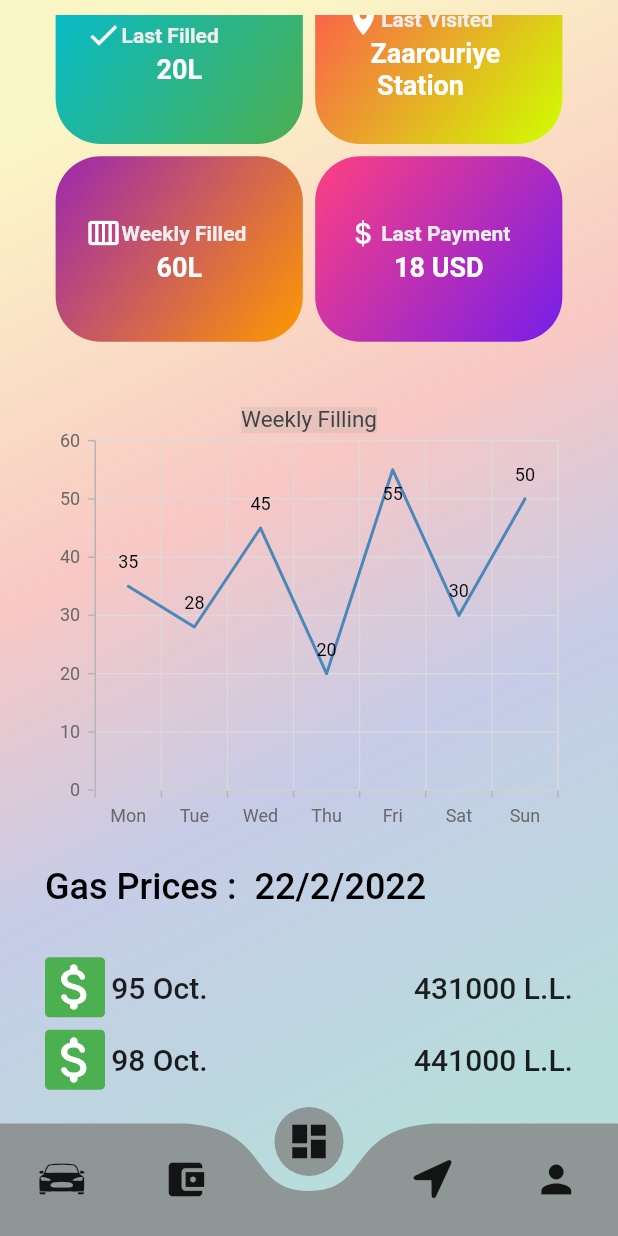
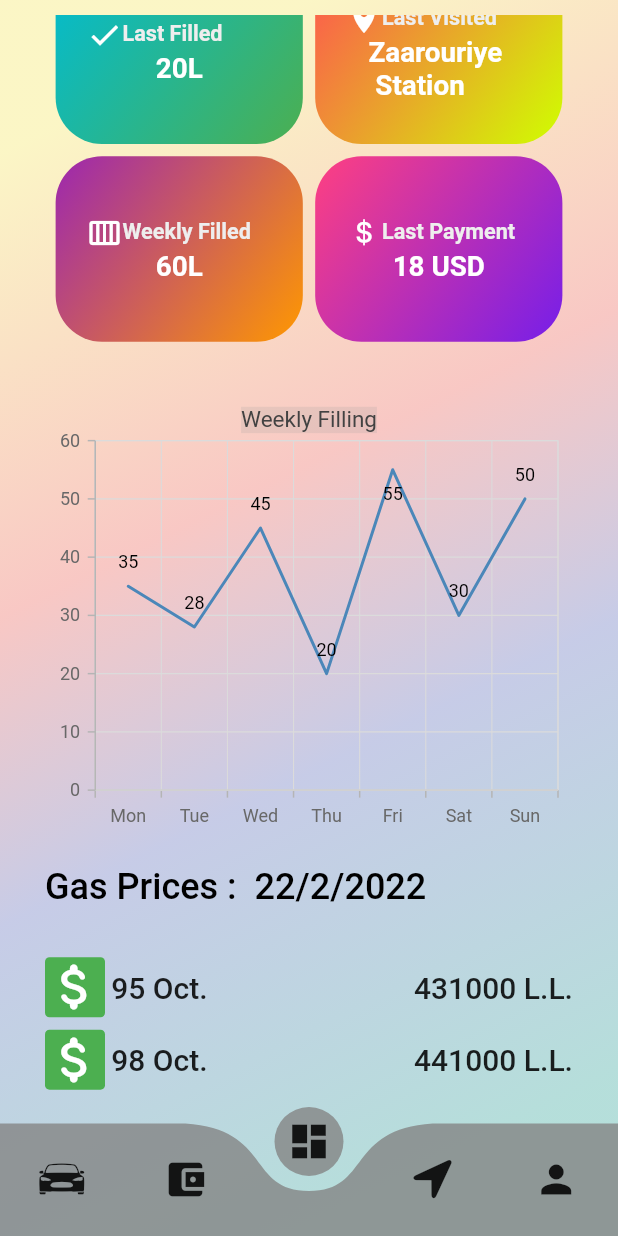
Before and after one commit to Compzool/SmartGas, a Flutter app: the screen it shows once a user with an empty profile is signed in, scrolled down 153 dp, on a phone screen of 412 x 824 dp. Run offline on Flutter 3.47's test engine with Material 2 defaults, Android fonts, the phone set to English and light mode, and no system bars; drawn by our look-alikes of curved_navigation_bar; our stand-ins replace cloud_firestore, datetime_picker_formfield, firebase_auth, firebase_core, firebase_storage, flutter_colorpicker and 19 more; missing offline and left inert: dart:ffi, qr_code_scanner; accounts and stored records are empty; network calls fail.

Commit message:
mingle3.2

```diff
--- a/lib/views/car_stats_details/components/body.dart
+++ b/lib/views/car_stats_details/components/body.dart
@@ -38,8 +38,11 @@ class _BodyState extends State<Body> {
       ElectricCar(),
     ];
     return SafeArea(
+      bottom: false,
+      child: Expanded(
         child: Padding(
-        padding: const EdgeInsets.all(10.0),
+          padding: const EdgeInsets.only(
+              left: 10.0, right: 10.0, top: 10.0, bottom: 0.0),
           child: Column(
             crossAxisAlignment: CrossAxisAlignment.start,
             children: [
@@ -117,6 +120,7 @@ class _BodyState extends State<Body> {
             ],
           ),
         ),
+      ),
     );
   }
 }
--- a/lib/views/dashboard/components/body.dart
+++ b/lib/views/dashboard/components/body.dart
@@ -198,7 +198,9 @@ class Body extends StatelessWidget {
                         height: MediaQuery.of(context).size.height * 0.15,
                         decoration: BoxDecoration(
                           //color: Colors.cyan,
-                          borderRadius: BorderRadius.circular(30),
+                          borderRadius: BorderRadius.circular(
+                            MediaQuery.of(context).size.width * 0.075,
+                          ),
                           gradient: LinearGradient(
                             colors: [
                               Colors.cyan,
@@ -209,7 +211,8 @@ class Body extends StatelessWidget {
                           ),
                         ),
                         child: Padding(
-                          padding: const EdgeInsets.all(20.0),
+                          padding: EdgeInsets.all(
+                              MediaQuery.of(context).size.width * 0.05),
                           child: Column(
                             mainAxisAlignment: MainAxisAlignment.center,
                             children: [
@@ -223,7 +226,9 @@ class Body extends StatelessWidget {
                                     "Last Filled",
                                     style: TextStyle(
                                       color: Colors.grey[200],
-                                      fontSize: 14,
+                                      fontSize:
+                                          MediaQuery.of(context).size.width *
+                                              0.035,
                                       fontWeight: FontWeight.bold,
                                     ),
                                   ),
@@ -233,7 +238,8 @@ class Body extends StatelessWidget {
                                 "20L",
                                 style: TextStyle(
                                   color: Colors.white,
-                                  fontSize: 18,
+                                  fontSize:
+                                      MediaQuery.of(context).size.width * 0.045,
                                   fontWeight: FontWeight.bold,
                                 ),
                               ),
@@ -257,10 +263,12 @@ class Body extends StatelessWidget {
                             begin: Alignment.topLeft,
                             end: Alignment.bottomRight,
                           ),
-                          borderRadius: BorderRadius.circular(30),
+                          borderRadius: BorderRadius.circular(
+                              MediaQuery.of(context).size.width * 0.075),
                         ),
                         child: Padding(
-                          padding: const EdgeInsets.all(20.0),
+                          padding: EdgeInsets.all(
+                              MediaQuery.of(context).size.width * 0.05),
                           child: Column(
                             mainAxisAlignment: MainAxisAlignment.center,
                             children: [
@@ -274,7 +282,9 @@ class Body extends StatelessWidget {
                                     "Weekly Filled",
                                     style: TextStyle(
                                       color: Colors.grey[200],
-                                      fontSize: 14,
+                                      fontSize:
+                                          MediaQuery.of(context).size.width *
+                                              0.035,
                                       fontWeight: FontWeight.bold,
                                     ),
                                   ),
@@ -284,7 +294,8 @@ class Body extends StatelessWidget {
                                 "60L",
                                 style: TextStyle(
                                   color: Colors.white,
-                                  fontSize: 18,
+                                  fontSize:
+                                      MediaQuery.of(context).size.width * 0.045,
                                   fontWeight: FontWeight.bold,
                                 ),
                               ),
@@ -313,10 +324,12 @@ class Body extends StatelessWidget {
                             begin: Alignment.topLeft,
                             end: Alignment.bottomRight,
                           ),
-                          borderRadius: BorderRadius.circular(30),
+                          borderRadius: BorderRadius.circular(
+                              MediaQuery.of(context).size.width * 0.075),
                         ),
                         child: Padding(
-                          padding: const EdgeInsets.all(20.0),
+                          padding: EdgeInsets.all(
+                              MediaQuery.of(context).size.width * 0.05),
                           child: Column(
                             mainAxisAlignment: MainAxisAlignment.center,
                             children: [
@@ -330,7 +343,9 @@ class Body extends StatelessWidget {
                                     "Last Visited",
                                     style: TextStyle(
                                       color: Colors.grey[200],
-                                      fontSize: 14,
+                                      fontSize:
+                                          MediaQuery.of(context).size.width *
+                                              0.035,
                                       fontWeight: FontWeight.bold,
                                     ),
                                   ),
@@ -340,7 +355,8 @@ class Body extends StatelessWidget {
                                 "Zaarouriye \n Station",
                                 style: TextStyle(
                                   color: Colors.white,
-                                  fontSize: 18,
+                                  fontSize:
+                                      MediaQuery.of(context).size.width * 0.045,
                                   fontWeight: FontWeight.bold,
                                 ),
                               ),
@@ -364,10 +380,12 @@ class Body extends StatelessWidget {
                             begin: Alignment.topLeft,
                             end: Alignment.bottomRight,
                           ),
-                          borderRadius: BorderRadius.circular(30),
+                          borderRadius: BorderRadius.circular(
+                              MediaQuery.of(context).size.width * 0.075),
                         ),
                         child: Padding(
-                          padding: const EdgeInsets.all(20.0),
+                          padding: EdgeInsets.all(
+                              MediaQuery.of(context).size.width * 0.05),
                           child: Column(
                             mainAxisAlignment: MainAxisAlignment.center,
                             children: [
@@ -381,7 +399,9 @@ class Body extends StatelessWidget {
                                     "Last Payment",
                                     style: TextStyle(
                                       color: Colors.grey[200],
-                                      fontSize: 14,
+                                      fontSize:
+                                          MediaQuery.of(context).size.width *
+                                              0.035,
                                       fontWeight: FontWeight.bold,
                                     ),
                                   ),
@@ -391,7 +411,8 @@ class Body extends StatelessWidget {
                                 "18 USD",
                                 style: TextStyle(
                                   color: Colors.white,
-                                  fontSize: 18,
+                                  fontSize:
+                                      MediaQuery.of(context).size.width * 0.045,
                                   fontWeight: FontWeight.bold,
                                 ),
                               ),
--- a/lib/views/profile/profile_page.dart
+++ b/lib/views/profile/profile_page.dart
@@ -1,5 +1,7 @@
 import 'package:flutter/material.dart';
+import 'package:get/get.dart';
 
+import '../fills/fills.dart';
 import 'components/dashboard.dart';
 import 'components/my_account.dart';
 import 'components/my_car.dart';
@@ -87,6 +89,9 @@ class ProfilePage extends StatelessWidget {
               ),
             ),
             MyCar(),
+            TextButton(
+                onPressed: () => Get.to(() => ShowFills()),
+                child: Text("Fills")),
             const Padding(
               padding: EdgeInsetsDirectional.fromSTEB(30, 30, 0, 5),
               child: Text(
```
Also changed, not shown: lib/components/no_account_text.dart (+14 -14 lines), lib/controllers/fill_controller.dart (renamed from assets/icons/receipt.svg, +28 -3 lines), lib/models/fill.dart (added, +31 -0 lines), lib/services/database.dart (+22 -10 lines), lib/views/add_car/add_car.dart (+10 -2 lines), lib/views/car_stats_details/components/car_stats.dart (+7 -1 lines), lib/views/fills/fills.dart (added, +99 -0 lines), lib/views/show_cars/show_vehicles.dart (+12 -7 lines). Lines whose indentation alone changed are shown as unchanged.
